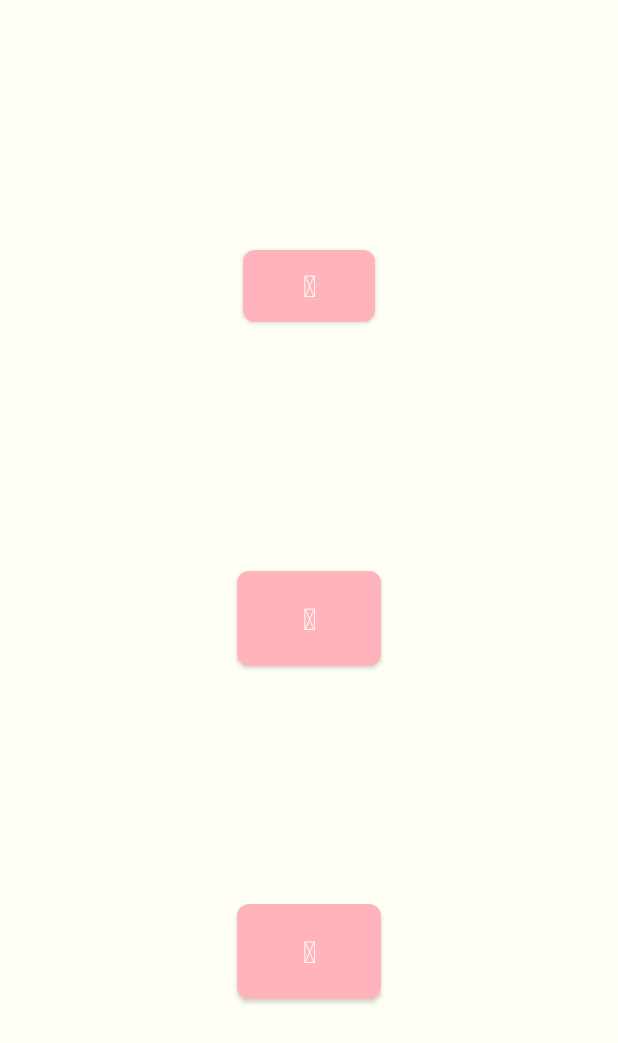
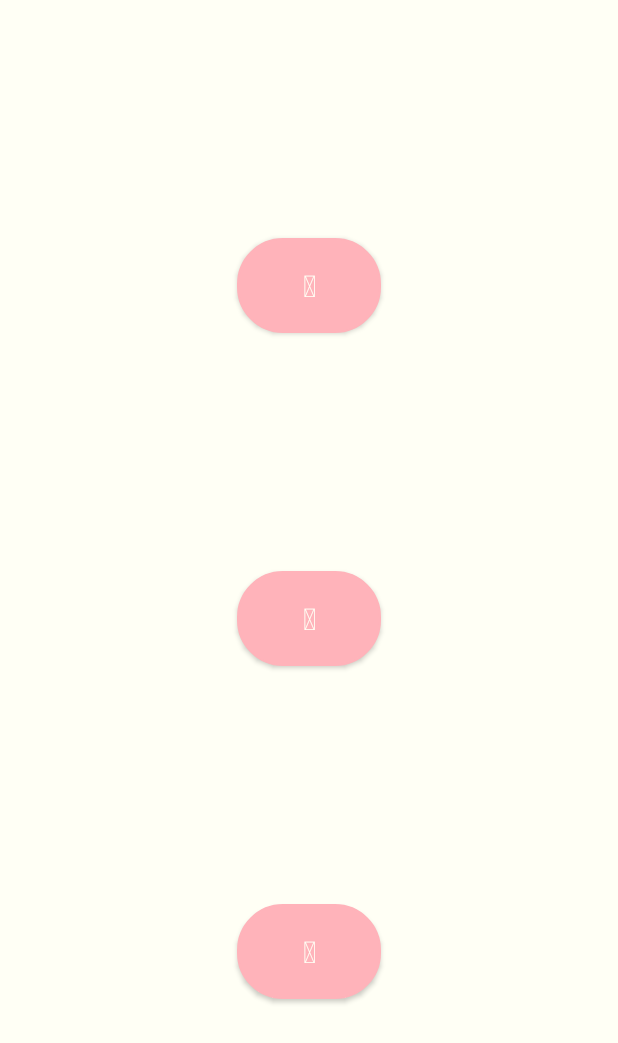
Before and after one commit to Abazzi/AndroidProject, an Android app: the layout fragment_social.xml on its own in the app's theme, with its tools: preview values and no code run, on a phone screen of 412 x 824 dp. Shown: the top 1043 px of the screen. Run offline under Robolectric (Android 15) with nearby library versions, the phone set to English and light mode, and no system bars.

Commit message:
Fixed the instagram button linking to twitter

```diff
--- a/app/src/main/java/com/example/adambazzi/drurylane/SocialFragment.java
+++ b/app/src/main/java/com/example/adambazzi/drurylane/SocialFragment.java
@@ -74,7 +74,7 @@ public class SocialFragment extends Fragment {
 
         Button facebookButton = (Button) view.findViewById(R.id.facebookButton);
         Button twitterButton= (Button) view.findViewById(R.id.twitterButton);
-        Button instagramButton= (Button) view.findViewById(R.id.instagramButton);
+        final Button instagramButton= (Button) view.findViewById(R.id.instagramButton);
 
         Typeface font = Typeface.createFromAsset( getContext().getAssets(), "fonts/fontawesome-webfont.ttf");
         facebookButton.setTypeface(font);
@@ -106,7 +106,7 @@ public class SocialFragment extends Fragment {
             @Override
             public void onClick(View v) {
                 Intent intent = new Intent(Intent.ACTION_VIEW);
-                intent.setData(Uri.parse(twitter));
+                intent.setData(Uri.parse(instagram));
                 startActivity(intent);
             }
         });
--- a/app/src/main/res/layout/fragment_social.xml
+++ b/app/src/main/res/layout/fragment_social.xml
@@ -17,7 +17,7 @@
         android:layout_marginEnd="8dp"
         android:layout_marginStart="8dp"
         android:layout_marginTop="8dp"
-        android:background="@drawable/social_meida_button"
+        android:background="@drawable/button"
         android:text="@string/facebook_icon"
         android:textColor="@color/white"
         app:layout_constraintBottom_toBottomOf="parent"
@@ -33,7 +33,7 @@
         android:layout_marginEnd="8dp"
         android:layout_marginStart="8dp"
         android:layout_marginTop="8dp"
-        android:background="@drawable/social_meida_button"
+        android:background="@drawable/button"
         android:text="@string/instagram_icon"
         android:textSize="20dp"
         android:textColor="@color/white"
@@ -44,16 +44,16 @@
 
     <Button
         android:id="@+id/twitterButton"
-        android:background="@drawable/social_meida_button"
-        android:layout_width="wrap_content"
-        android:layout_height="wrap_content"
+        android:layout_width="96dp"
+        android:layout_height="63dp"
         android:layout_marginBottom="8dp"
         android:layout_marginEnd="8dp"
         android:layout_marginStart="8dp"
         android:layout_marginTop="8dp"
+        android:background="@drawable/button"
         android:text="@string/twitter_icon"
+        android:textColor="@color/white"
         android:textSize="20dp"
-        android:textColor="@color/white"
         app:layout_constraintBottom_toTopOf="@+id/facebookButton"
         app:layout_constraintEnd_toEndOf="parent"
         app:layout_constraintStart_toStartOf="parent"
```
